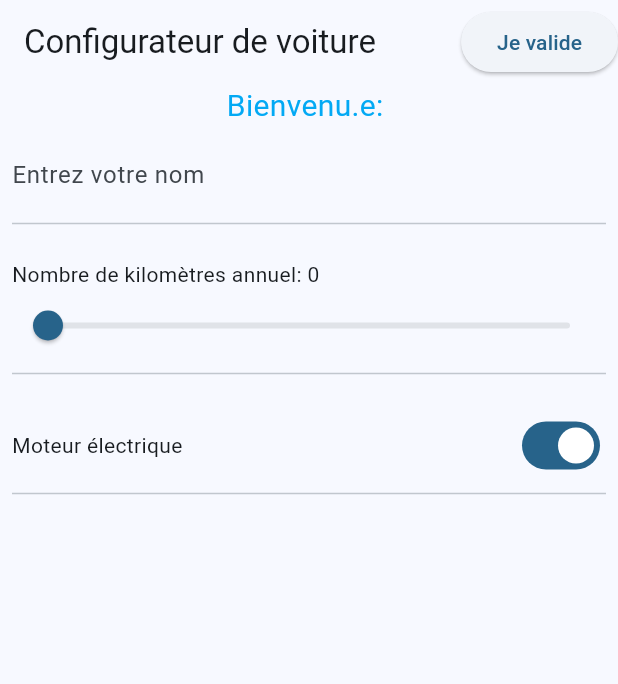
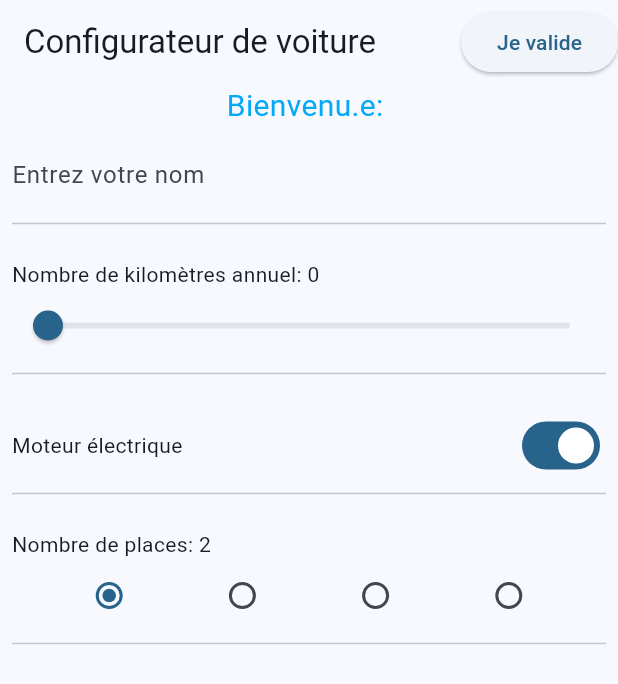
Before and after one commit to Felicitydev/flutter, a Flutter app: the screen it shows after launch, on a phone screen of 412 x 824 dp. Shown: the top 684 px of the screen. Run offline on Flutter 3.47's test engine with Material 3 defaults, Android fonts, the phone set to English and light mode, and no system bars; our stand-ins replace sembast, shared_preferences; missing offline and left inert: encrypt.

Commit message:
[IMP] Define radio widget for number of places

```diff
--- a/car_project/lib/car_selctor_page.dart
+++ b/car_project/lib/car_selctor_page.dart
@@ -13,6 +13,8 @@ class _ClassSelectorPageState extends State<CarSelectorPage> {
   String _firstName = "";
   double _kms = 0;
   bool _electric = true;
+  List<int> _places = [2, 4, 5, 7];
+  int _placesSelected = 2;
 
   Padding _interactiveWidget(
       {required List<Widget> children, bool isRow = false}) {
@@ -54,6 +56,12 @@ class _ClassSelectorPageState extends State<CarSelectorPage> {
     });
   }
 
+  void _updatePlaces(int? newValue) {
+    setState(() {
+      _placesSelected = newValue ?? 2;
+    });
+  }
+
   @override
   Widget build(BuildContext context) {
     return Scaffold(
@@ -83,6 +91,23 @@ class _ClassSelectorPageState extends State<CarSelectorPage> {
             _interactiveWidget(isRow: true, children: [
               Text(_electric ? "Moteur électrique" : "Moteur thermique"),
               Switch(value: _electric, onChanged: _updateEngine)
+            ]),
+            _interactiveWidget(children: [
+              Text("Nombre de places: $_placesSelected"),
+              Row(
+                mainAxisAlignment: MainAxisAlignment.spaceEvenly,
+                mainAxisSize: MainAxisSize.max,
+                children: _places.map((place) {
+                  return Column(
+                    children: [
+                      Radio(
+                          value: place,
+                          groupValue: _placesSelected,
+                          onChanged: _updatePlaces)
+                    ],
+                  );
+                }).toList(),
+              )
             ])
           ],
         ),
```
